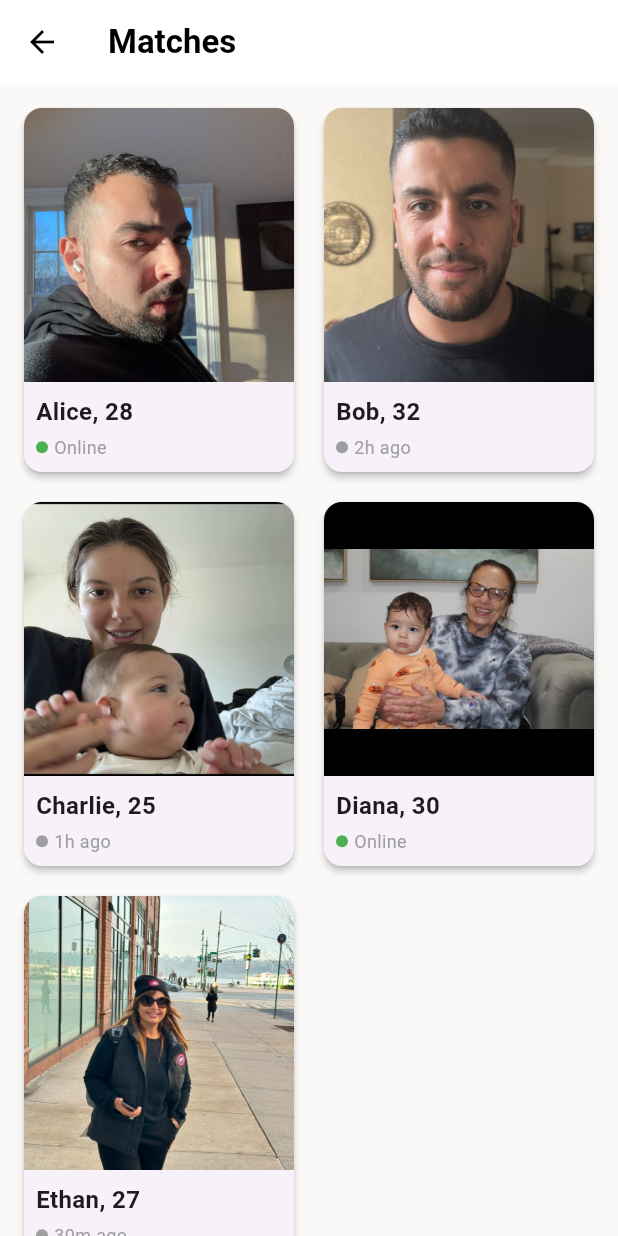
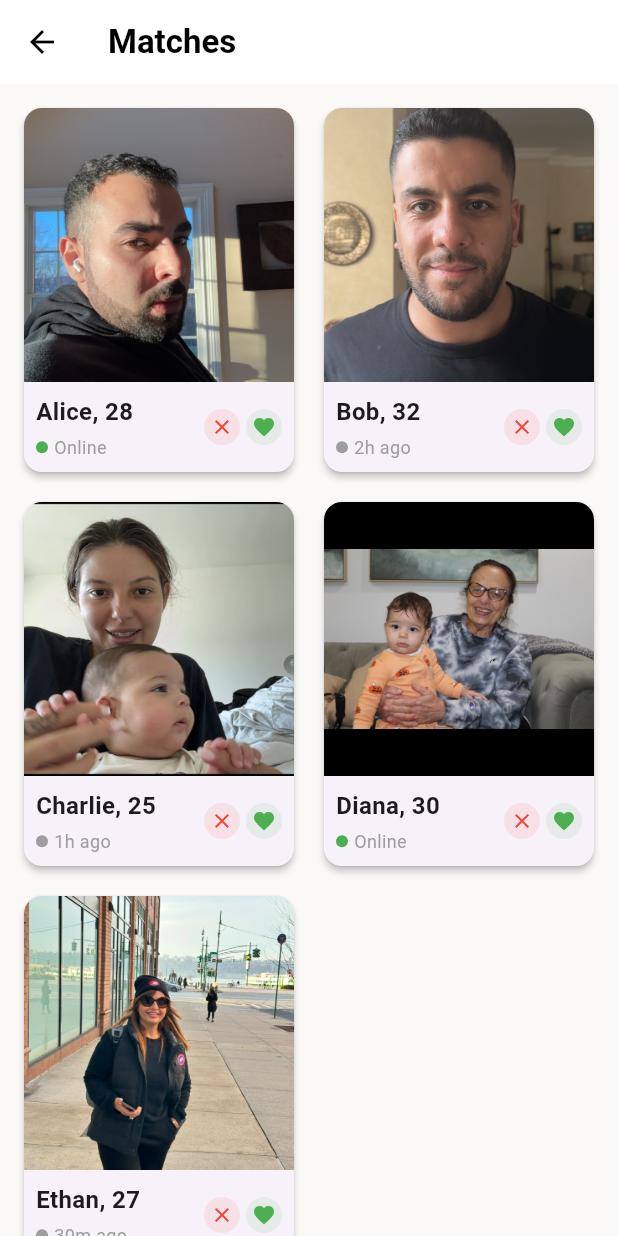
Before and after one commit to adhfarg/lume2, a Flutter app: the MatchesScreen screen opened directly, on a phone screen of 412 x 824 dp. Run offline on Flutter 3.47's test engine with Material 3 defaults, Android fonts, the phone set to English and light mode, and no system bars; our stand-ins replace card_swiper, dio, image_picker.

Commit message:
Matches Screen Icons Added

```diff
--- a/lib/screens/matches_screen.dart
+++ b/lib/screens/matches_screen.dart
@@ -1,7 +1,13 @@
 import 'package:flutter/material.dart';
+import 'package:provider/provider.dart';
 
-class MatchesScreen extends StatelessWidget {
-  final List<Map<String, dynamic>> matches = [
+class MatchesScreen extends StatefulWidget {
+  @override
+  _MatchesScreenState createState() => _MatchesScreenState();
+}
+
+class _MatchesScreenState extends State<MatchesScreen> {
+  List<Map<String, dynamic>> matches = [
     {
       'id': 'user1',
       'name': 'Alice',
@@ -34,6 +40,17 @@ class MatchesScreen extends StatelessWidget {
     },
   ];
 
+  void _removeMatch(String id) {
+    setState(() {
+      matches.removeWhere((match) => match['id'] == id);
+      // TODO: Also remove corresponding messages
+    });
+  }
+
+  void _confirmMatch(String id) {
+    // TODO: Implement confirmation logic
+  }
+
   @override
   Widget build(BuildContext context) {
     return Scaffold(
@@ -49,18 +66,20 @@ class MatchesScreen extends StatelessWidget {
         elevation: 0,
       ),
       body: GridView.builder(
-        padding: EdgeInsets.fromLTRB(
-            12, 12, 12, 80), // Increased bottom padding to avoid overflow
+        padding: EdgeInsets.fromLTRB(12, 12, 12, 80),
         gridDelegate: SliverGridDelegateWithFixedCrossAxisCount(
           crossAxisCount: 2,
-          childAspectRatio: 0.75, // Adjusted for better fit
-          crossAxisSpacing: 12, // Reduced spacing
-          mainAxisSpacing: 12, // Reduced spacing
+          childAspectRatio: 0.75,
+          crossAxisSpacing: 12,
+          mainAxisSpacing: 12,
         ),
         itemCount: matches.length,
         itemBuilder: (context, index) {
           final match = matches[index];
-          return Card(
+          return AnimatedOpacity(
+            duration: Duration(milliseconds: 300),
+            opacity: 1.0,
+            child: Card(
               elevation: 2,
               shape: RoundedRectangleBorder(
                 borderRadius: BorderRadius.circular(12),
@@ -70,13 +89,18 @@ class MatchesScreen extends StatelessWidget {
                 children: [
                   Expanded(
                     flex: 3,
-                  child: ClipRRect(
+                    child: Stack(
+                      children: [
+                        ClipRRect(
                           borderRadius:
                               BorderRadius.vertical(top: Radius.circular(12)),
                           child: Image.asset(
                             'assets/images/${match['id']}.jpg',
                             fit: BoxFit.cover,
+                            width: double.infinity,
                           ),
+                        ),
+                      ],
                     ),
                   ),
                   Padding(
@@ -84,6 +108,13 @@ class MatchesScreen extends StatelessWidget {
                     child: Column(
                       crossAxisAlignment: CrossAxisAlignment.start,
                       mainAxisAlignment: MainAxisAlignment.center,
+                      children: [
+                        Row(
+                          mainAxisAlignment: MainAxisAlignment.spaceBetween,
+                          children: [
+                            Expanded(
+                              child: Column(
+                                crossAxisAlignment: CrossAxisAlignment.start,
                                 children: [
                                   Text(
                                     '${match['name']}, ${match['age']}',
@@ -118,11 +149,59 @@ class MatchesScreen extends StatelessWidget {
                                 ],
                               ),
                             ),
+                            Row(
+                              mainAxisSize: MainAxisSize.min,
+                              children: [
+                                _buildActionButton(
+                                  onTap: () => _removeMatch(match['id']),
+                                  icon: Icons.close,
+                                  backgroundColor: Colors.red.withOpacity(0.1),
+                                  iconColor: Colors.red,
+                                ),
+                                SizedBox(width: 4),
+                                _buildActionButton(
+                                  onTap: () => _confirmMatch(match['id']),
+                                  icon: Icons.favorite,
+                                  backgroundColor:
+                                      Colors.green.withOpacity(0.1),
+                                  iconColor: Colors.green,
+                                ),
                               ],
+                            ),
+                          ],
+                        ),
+                      ],
+                    ),
+                  ),
+                ],
+              ),
             ),
           );
         },
       ),
     );
   }
+
+  Widget _buildActionButton({
+    required VoidCallback onTap,
+    required IconData icon,
+    required Color backgroundColor,
+    required Color iconColor,
+  }) {
+    return InkWell(
+      onTap: onTap,
+      child: Container(
+        padding: EdgeInsets.all(4),
+        decoration: BoxDecoration(
+          color: backgroundColor,
+          shape: BoxShape.circle,
+        ),
+        child: Icon(
+          icon,
+          size: 16,
+          color: iconColor,
+        ),
+      ),
+    );
   }
+}
```
Lines whose indentation alone changed are shown as unchanged.
